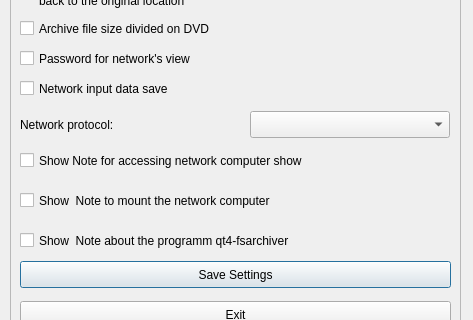
Old version of the form src/ui/setting.ui in the repository necrose99/qt4-fsarchiver; both pictures show x 0 to 473 and y 329 to 649 of the 473 by 808 pixel window.
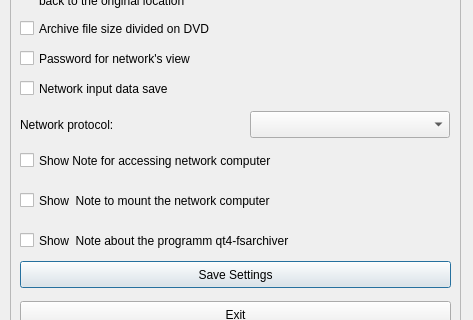
New version of the form.

What changed in the file:
```diff
--- a/src/ui/setting.ui
+++ b/src/ui/setting.ui
@@ -264,7 +264,7 @@
      </rect>
     </property>
     <property name="text">
-     <string extracomment="Hinweis  für den Zugriff auf Netzwerkrechner anzeigen">Show Note for accessing network computer show</string>
+     <string extracomment="Hinweis  für den Zugriff auf Netzwerkrechner anzeigen">Show Note for accessing network computer</string>
     </property>
    </widget>
    <widget class="QCheckBox" name="chk_sshfs">
```
